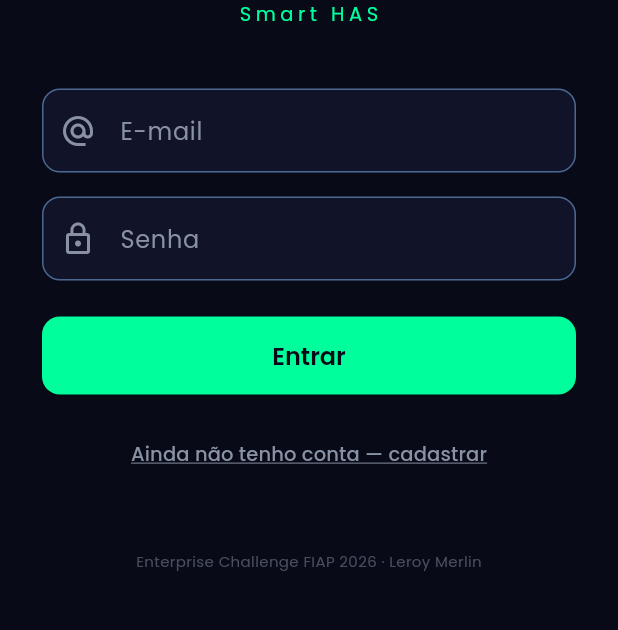
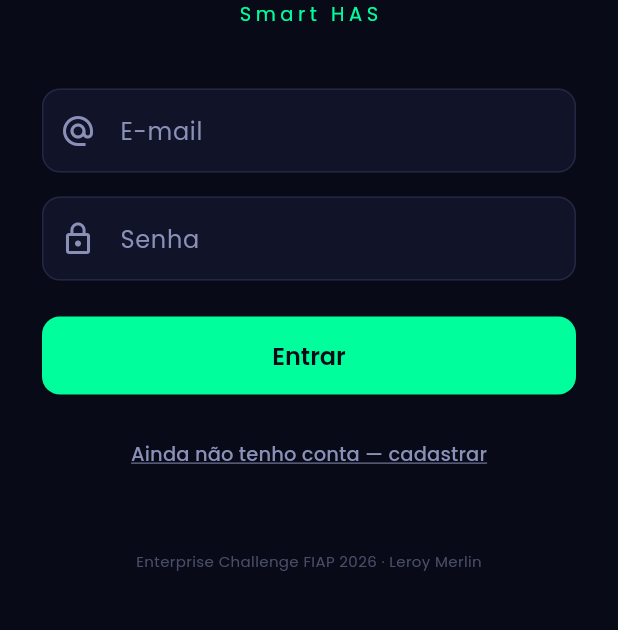
Before and after one commit to omateusborba/Level30-Flutter, a Flutter app: the screen it shows after launch, on a phone screen of 412 x 824 dp, the part 291-921 px from its top. Run offline on Flutter 3.47's test engine with Material 3 defaults, Android fonts, the phone set to English and light mode, and no system bars; drawn by our look-alikes of flutter_animate; our stand-ins replace flutter_local_notifications, flutter_map, flutter_secure_storage, geolocator, google_fonts, image_picker and 5 more; statements that could not run were skipped.

Commit message:
design(tokens): unifica design tokens entre app e dashboard
- app_colors.dart: adiciona surface2 e accentInk; border mais sutil (#232744);
  paleta de risco alinhada (#22C55E/#EAB308/#F97316/#EF4444); textSecond #8A90B8.
- dashboard styles.css: mesmos valores; --accent-ink substitui #04120b hardcoded.

Co-Authored-By: Claude Sonnet 5 <noreply@anthropic.com>

```diff
--- a/lib/core/constants/app_colors.dart
+++ b/lib/core/constants/app_colors.dart
@@ -1,17 +1,32 @@
 import 'package:flutter/material.dart';
 
+/// Design tokens do Level30. Fonte de verdade compartilhada com o dashboard
+/// (`dashboard/src/styles.css`, mesmos valores).
+///
+/// Regras de uso (ver spec de design da Fase 5):
+/// - `accent` é exclusivo de ação primária / estado positivo. Não em texto corrido,
+///   ícone decorativo ou borda de card.
+/// - `risk*` é exclusivo de risco de abandono. Nada mais usa essas cores.
+/// - Cor de categoria (`ChallengeCategoryExt.color`) é acento pontual (barra de 3px,
+///   ponto, ícone) — nunca pinta header ou fundo de célula.
 class AppColors {
   const AppColors._();
 
-  static const background   = Color(0xFF080A17);
-  static const surface      = Color(0xFF111328);
-  static const primary      = Color(0xFF1A3A5C);
-  static const border       = Color(0xFF4A6890);
-  static const accent       = Color(0xFF00FF9C);
-  static const textPrimary  = Color(0xFFFFFFFF);
-  static const textSecond   = Color(0xFF8892A4);
-  static const riskLow      = Color(0xFF00C853);
-  static const riskMedium   = Color(0xFFFFD600);
-  static const riskHigh     = Color(0xFFFF6D00);
-  static const riskCritical = Color(0xFFD50000);
+  static const background = Color(0xFF080A17);
+  static const surface    = Color(0xFF111328);
+  static const surface2   = Color(0xFF171A33); // elevação intermediária
+  static const border     = Color(0xFF232744); // sutil, não compete com o conteúdo
+  static const accent     = Color(0xFF00FF9C);
+  static const accentInk  = Color(0xFF052E1E); // texto/ícone sobre `accent`
+  static const textPrimary = Color(0xFFFFFFFF);
+  static const textSecond  = Color(0xFF8A90B8);
+
+  static const riskLow      = Color(0xFF22C55E);
+  static const riskMedium   = Color(0xFFEAB308);
+  static const riskHigh     = Color(0xFFF97316);
+  static const riskCritical = Color(0xFFEF4444);
+
+  /// @deprecated Use `surface2` (elevação) ou `border`. Mantido só para track de
+  /// progress bar até a migração das telas.
+  static const primary = Color(0xFF1A3A5C);
 }
```
Also changed, not shown: 1 other file.
